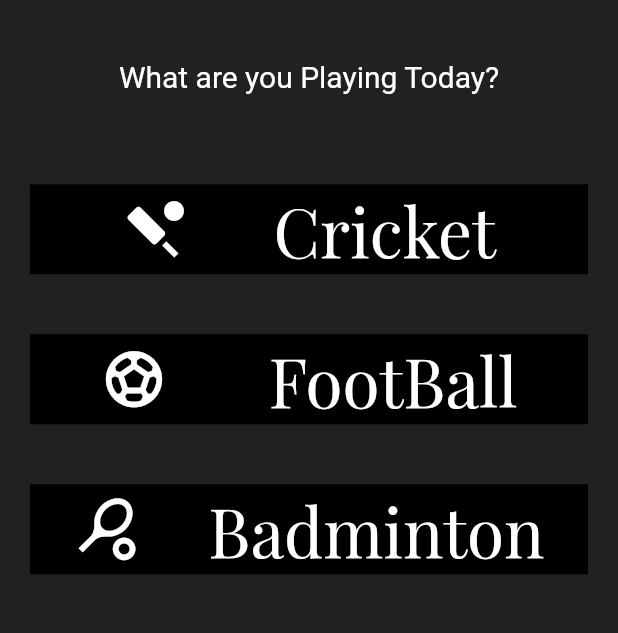
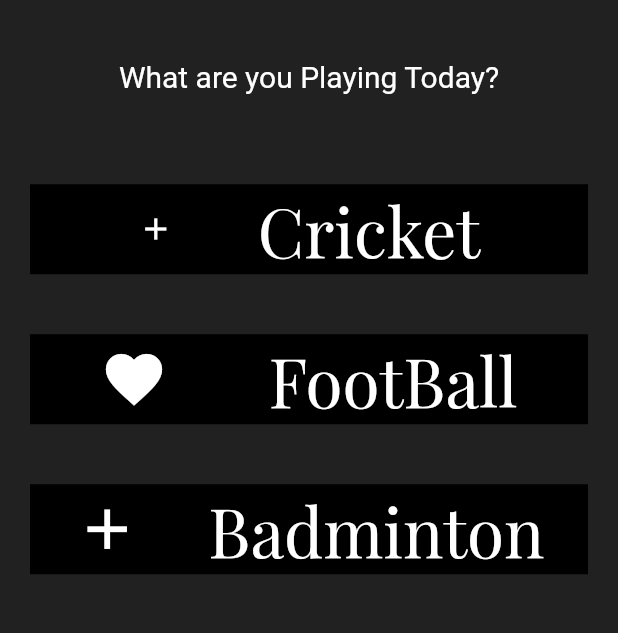
Before and after one commit to utkarshgarg123/Groundlia, a Flutter app: the SelectSport screen opened by its route, on a phone screen of 412 x 824 dp, the part 391-1024 px from its top. Run offline on Flutter 3.47's test engine with Material 2 defaults, Android fonts, the phone set to English and light mode, and no system bars; our stand-ins replace fluttertoast.

Commit message:
little fixes

```diff
--- a/lib/Pages/Api/download.dart
+++ b/lib/Pages/Api/download.dart
@@ -2,7 +2,7 @@ import 'package:groundlia/Pages/util/Data.dart';
 
 class download{
 
-  Future<getCodes> GetAllCodes() async{
+  Future<getCodes> GetAllCodes(SData data) async{
     var response = await "res";
     getCodes codes = getCodes();
     codes.OrganizerCode = "organizer";
--- a/lib/Pages/Api/upload.dart
+++ b/lib/Pages/Api/upload.dart
@@ -2,7 +2,7 @@ import 'package:groundlia/Pages/util/Data.dart';
 
 class upload{
 
-  Future<String> IsAuthorized() async{
+  Future<String> IsAuthorized(String code) async{
     var response = await "watch";
     return "watcher";
   }
--- a/lib/Pages/PlayCricket.dart
+++ b/lib/Pages/PlayCricket.dart
@@ -1,5 +1,6 @@
 import 'package:flutter/cupertino.dart';
 import 'package:flutter/material.dart';
+import 'package:groundlia/Pages/util/widget.dart';
 
 class PlayCricket extends StatefulWidget {
   int overs=10;
@@ -12,6 +13,7 @@ class _PlayCricketState extends State<PlayCricket> {
   @override
   Widget build(BuildContext context) {
     return WillPopScope(
+      onWillPop: onWillPop,
       child: SafeArea(
         child: Scaffold(
           body: Container(
@@ -31,7 +33,7 @@ class _PlayCricketState extends State<PlayCricket> {
                       ),
                     ),
                     Text('Number of Overs',
-                      style: ,
+//                      style: ,
                     )
                   ],
                 ),
--- a/lib/Pages/SportsSelectionScreen.dart
+++ b/lib/Pages/SportsSelectionScreen.dart
@@ -1,10 +1,12 @@
 import 'package:flutter/cupertino.dart';
 import 'package:flutter/material.dart';
+import 'package:groundlia/Pages/util/widget.dart';
 
 class SelectSport extends StatelessWidget {
   @override
   Widget build(BuildContext context) {
     return WillPopScope(
+      onWillPop: onWillPop,
       child: SafeArea(
         child: Scaffold(
           body: Container(
@@ -42,8 +44,7 @@ class SelectSport extends StatelessWidget {
                         mainAxisAlignment: MainAxisAlignment.center,
                         children: <Widget>[
                           Icon(
-                            Icons.sports_cricket,
-                            size: 45,
+                            Icons.add,
                             color: Colors.white,
                           ),
                           Text('     Cricket',
@@ -68,7 +69,8 @@ class SelectSport extends StatelessWidget {
                         mainAxisAlignment: MainAxisAlignment.center,
                         children: <Widget>[
                           Icon(
-                            Icons.sports_soccer_outlined,
+                            Icons.favorite,
+//                            Icons.sports_soccer_outlined,
                             size: 45,
                             color: Colors.white,
                           ),
@@ -94,7 +96,8 @@ class SelectSport extends StatelessWidget {
                         mainAxisAlignment: MainAxisAlignment.center,
                         children: <Widget>[
                           Icon(
-                            Icons.sports_tennis_outlined,
+                            Icons.add,
+//                            Icons.sports_tennis_outlined,
                             size: 45,
                             color: Colors.white,
                           ),
--- a/lib/Pages/login.dart
+++ b/lib/Pages/login.dart
@@ -74,7 +74,7 @@ class _loginState extends State<login> {
                           onTap: () async {
 
                             upload up = upload();
-                            data1.Authorisation = await up.IsAuthorized();
+                            data1.Authorisation = await up.IsAuthorized(data1.code);
 
                             if
                             (data1.Authorisation == "watcher" ||
--- a/lib/Pages/signup.dart
+++ b/lib/Pages/signup.dart
@@ -74,7 +74,7 @@ class _signupState extends State<signup> {
                     download dn = download();
                     getCodes codes = getCodes();
 
-                    codes = await dn.GetAllCodes();
+                    codes = await dn.GetAllCodes(data2);
 
                     if(codes.OrganizerCode != "") {
                       Navigator.of(context).pop(true);
```
